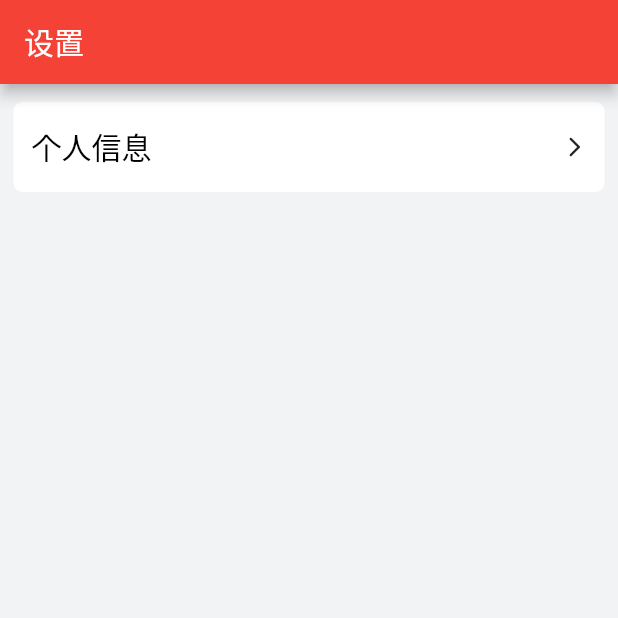
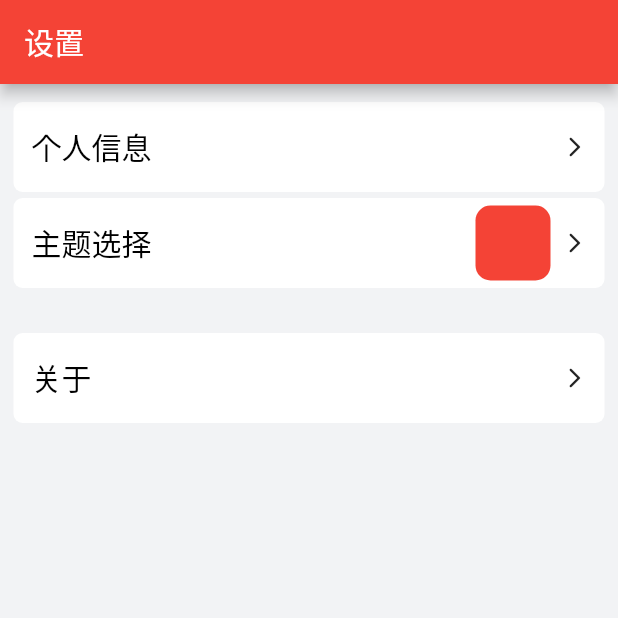
Before and after one commit to fmqwd/count_tools, a Flutter app: the SettingPage screen opened directly, on a phone screen of 412 x 824 dp, the top half of it. Run offline on Flutter 3.47's test engine with Material 2 defaults, Android fonts, the phone set to English and light mode, and no system bars; our stand-ins replace flutter_colorpicker, shared_preferences, sqflite; accounts and stored records are empty.

Commit message:
feat(setting_page): 添加个人信息、主题选择和关于页面对话框并集成url_launcher插件

```diff
--- a/lib/page/setting_page/setting_page.dart
+++ b/lib/page/setting_page/setting_page.dart
@@ -1,3 +1,6 @@
+import 'package:count_tools/page/dialog/choose_theme_dialog.dart';
+import 'package:count_tools/page/dialog/user_info_dialog.dart';
+import 'package:count_tools/utils/setting_utils.dart';
 import 'package:count_tools/value/style/text_style.dart';
 import 'package:flutter/material.dart';
 
@@ -20,9 +23,43 @@ class _SettingPageState extends State<SettingPage> {
         const SizedBox(height: 12),
         _buildPersonInfo(),
         const SizedBox(height: 4),
+        _buildThemeChoose(),
+        const SizedBox(height: 30),
+        _buildAbout(),
       ]);
 
-  Widget _buildPersonInfo() => GestureDetector(
+  //个人信息
+  Widget _buildPersonInfo() => _buildSettingLine(
+      Row(children: [
+        const Text('个人信息', style: AppTextStyle.bodyBig),
+        Expanded(child: Container()),
+        const Icon(Icons.arrow_forward_ios_rounded, size: 16)
+      ]),
+      () => showUserInfoDialog(context));
+
+  //主题选择
+  Widget _buildThemeChoose() => _buildSettingLine(
+      Row(children: [
+        const Text('主题选择', style: AppTextStyle.bodyBig),
+        Expanded(child: Container()),
+        getThemeColorWidget(),
+        const SizedBox(width: 8),
+        const Icon(Icons.arrow_forward_ios_rounded, size: 16)
+      ]),
+      () => showThemePicker(context));
+
+  //关于
+  Widget _buildAbout() => _buildSettingLine(
+      Row(children: [
+        const Text('关于', style: AppTextStyle.bodyBig),
+        Expanded(child: Container()),
+        const Icon(Icons.arrow_forward_ios_rounded, size: 16)
+      ]),
+      () => showAboutDialog(context: context));
+
+  Widget _buildSettingLine(Widget child, GestureTapCallback? onTap) =>
+      GestureDetector(
+          onTap: onTap,
           child: Container(
               height: 60,
               margin: const EdgeInsets.symmetric(horizontal: 9),
@@ -31,9 +68,5 @@ class _SettingPageState extends State<SettingPage> {
                 color: Colors.white,
                 borderRadius: BorderRadius.circular(6),
               ),
-          child: Row(children: [
-            const Text('个人信息', style: AppTextStyle.bodyBig),
-            Expanded(child: Container()),
-            const Icon(Icons.arrow_forward_ios_rounded, size: 16)
-          ])));
+              child: child));
 }
--- a/lib/utils/setting_utils.dart
+++ b/lib/utils/setting_utils.dart
@@ -49,4 +49,33 @@ class SettingUtils {
         return Colors.red;
     }
   }
+
+  static Future<void> setThemeColor(String color) async {
+    await SharedUtils.setString("themeColor", color);
+  }
+
+  static Future<Widget> getThemeColorWidget() async =>
+      _getThemeColorWidget(await getThemeColor());
+
+  static Widget _getThemeColorWidget(MaterialColor color) => Container(
+        width: 50,
+        height: 50,
+        decoration: BoxDecoration(
+            color: color, borderRadius: BorderRadius.circular(10)),
+      );
 }
+
+Widget getThemeColorWidget() => FutureBuilder<Widget>(
+  future: SettingUtils.getThemeColorWidget(),
+  builder: (BuildContext context, AsyncSnapshot<Widget> snapshot) {
+    if (snapshot.connectionState == ConnectionState.waiting) {
+      return const CircularProgressIndicator();
+    } else if (snapshot.hasError) {
+      return Container();
+    } else if (snapshot.hasData) {
+      return snapshot.data!;
+    } else {
+      return Container();
+    }
+  },
+);
--- a/pubspec.yaml
+++ b/pubspec.yaml
@@ -37,6 +37,7 @@ dependencies:
   path_provider: ^2.0.2
   provider: ^6.0.0
   flutter_colorpicker: ^1.1.0
+  url_launcher: ^6.0.20
 
   # The following adds the Cupertino Icons font to your application.
   # Use with the CupertinoIcons class for iOS style icons.
```
Also changed, not shown: lib/page/dialog/about_dialog.dart (added, +24 -0 lines), lib/page/dialog/choose_theme_dialog.dart (added, +104 -0 lines), lib/page/dialog/user_info_dialog.dart (added, +15 -0 lines), pubspec.lock, 4 other files. Lines whose indentation alone changed are shown as unchanged.
